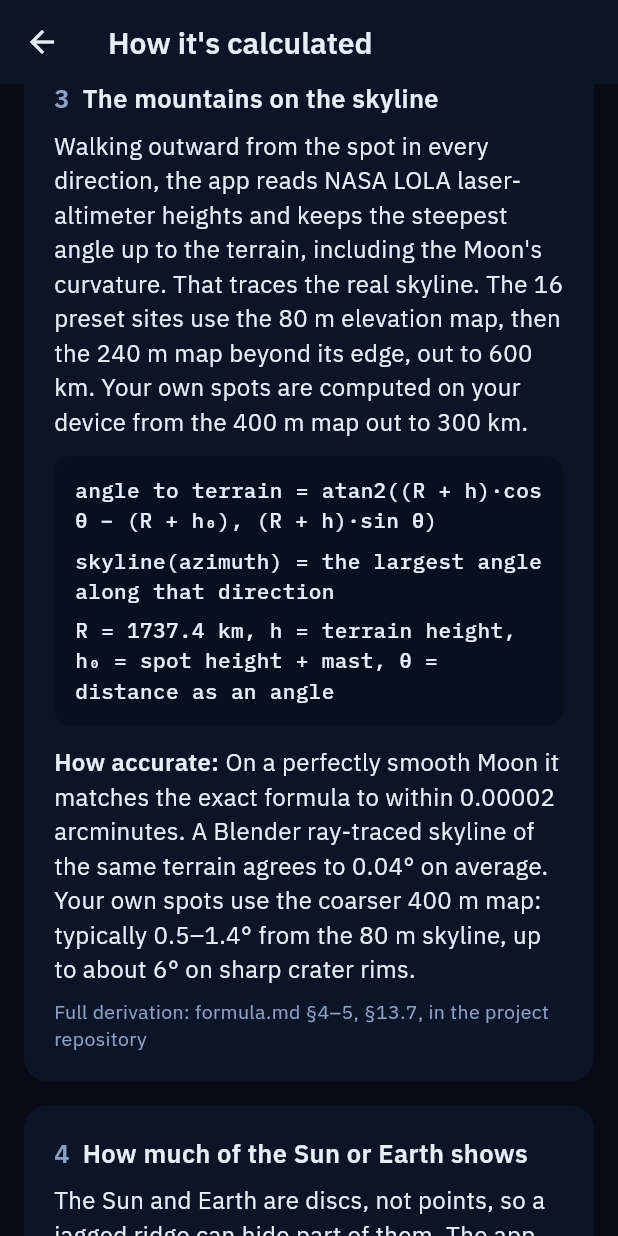
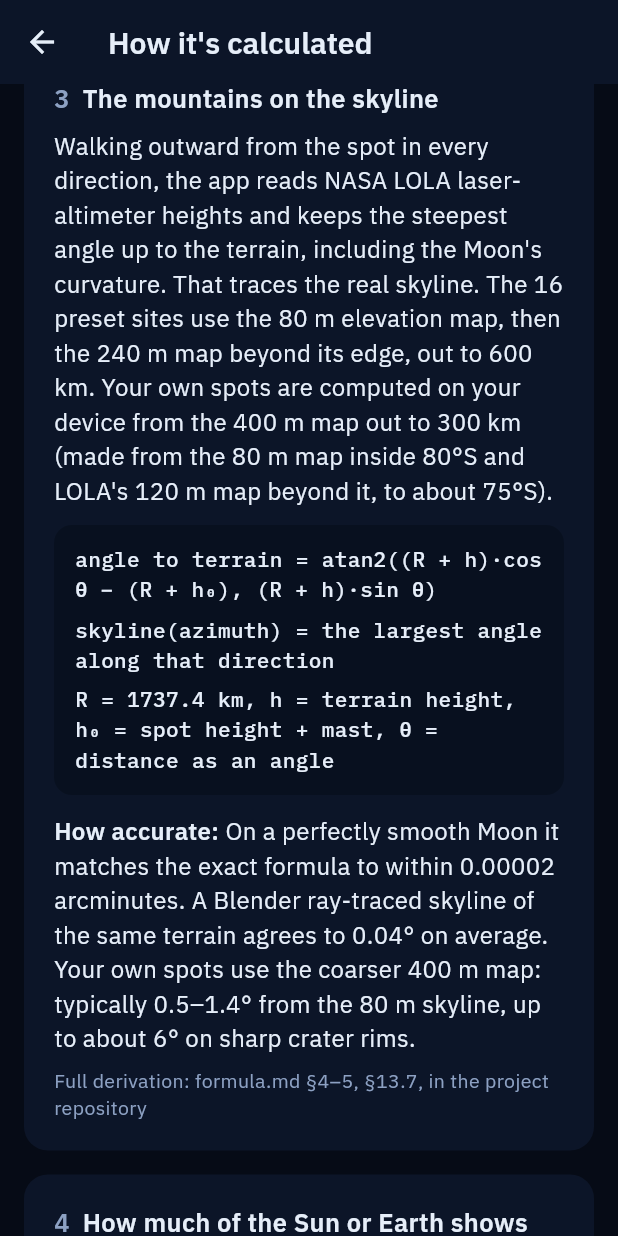
Before and after one commit to localizedprojects/CLPS-MOON-BROWSER, a Flutter app: the HowCalculatedPage screen opened directly, scrolled down 1728 dp, on a phone screen of 412 x 824 dp. Run offline on Flutter 3.47's test engine with Material 3 defaults, Android fonts, the phone set to English and light mode, and no system bars; our stand-ins replace share_plus, shared_preferences, web, webview_flutter; missing offline and left inert: dart:js_interop, dart:ui_web, webview_flutter_android; accounts and stored records are empty; project files that could hold a hidden picture were left out.

Commit message:
WIP: 75°S terrain extension checkpoint
Co-Authored-By: Claude Opus 5.5 <noreply@anthropic.com>
Claude-Session: https://claude.ai/code/session_015neCYiKdaPfpzjxjrdyDQV

```diff
--- a/app/lib/content/how_calculated.dart
+++ b/app/lib/content/how_calculated.dart
@@ -64,7 +64,8 @@ const calcSections = <CalcSection>[
     plain: 'Walking outward from the spot in every direction, the app reads NASA LOLA laser-altimeter heights and '
         'keeps the steepest angle up to the terrain, including the Moon\'s curvature. That traces the real skyline. '
         'The 16 preset sites use the 80 m elevation map, then the 240 m map beyond its edge, out to 600 km. Your own '
-        'spots are computed on your device from the 400 m map out to 300 km.',
+        'spots are computed on your device from the 400 m map out to 300 km (made from the 80 m map inside 80°S and '
+        'LOLA\'s 120 m map beyond it, to about 75°S).',
     maths: [
       'angle to terrain = atan2((R + h)·cos θ − (R + h₀), (R + h)·sin θ)',
       'skyline(azimuth) = the largest angle along that direction',
--- a/app/lib/screens/validation_page.dart
+++ b/app/lib/screens/validation_page.dart
@@ -140,7 +140,7 @@ class ValidationPage extends StatelessWidget {
               ]),
               _section('Limitations', null, const [
                 _Bullet('Preset horizons come from the LOLA 80 m DEM (240 m beyond 80°S). Terrain within 120 m is not resolved and is ignored; boulders and local slopes need higher-resolution data.'),
-                _Bullet('Custom sites use a 400 m DEM computed on the device: typically 0.5–1.4° horizon error (up to ~6° on sharp rims). Use them to explore, not to decide.'),
+                _Bullet('Custom sites use a 400 m DEM (to about 75°S) computed on the device: typically 0.5–1.4° horizon error (up to ~6° on sharp rims). Use them to explore, not to decide.'),
                 _Bullet('Artemis III presets are approximate centres of ~15×15 km regions (LROC/Henriksen et al. 2023), not official landing points. Slater Plain is omitted: no published centre.'),
                 _Bullet('Earth visibility does not include lunar-surface multipath, antenna masks or link budgets.'),
                 _Bullet('The Explore map\'s base layer is shaded relief computed from LOLA elevations (320 m per pixel) with an artificial light from the upper left and heights exaggerated ×2. It shows the shape of the terrain, not a photo and not real lighting.'),
```
